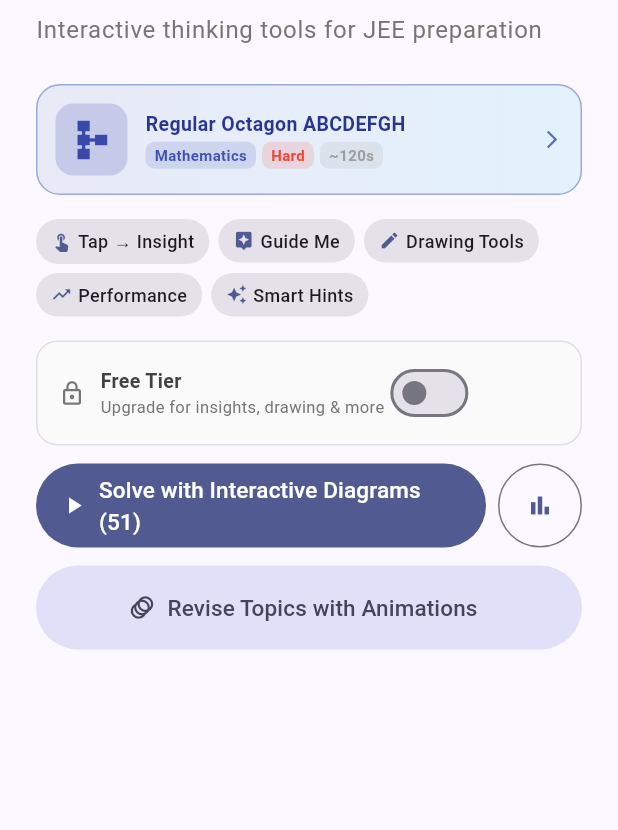
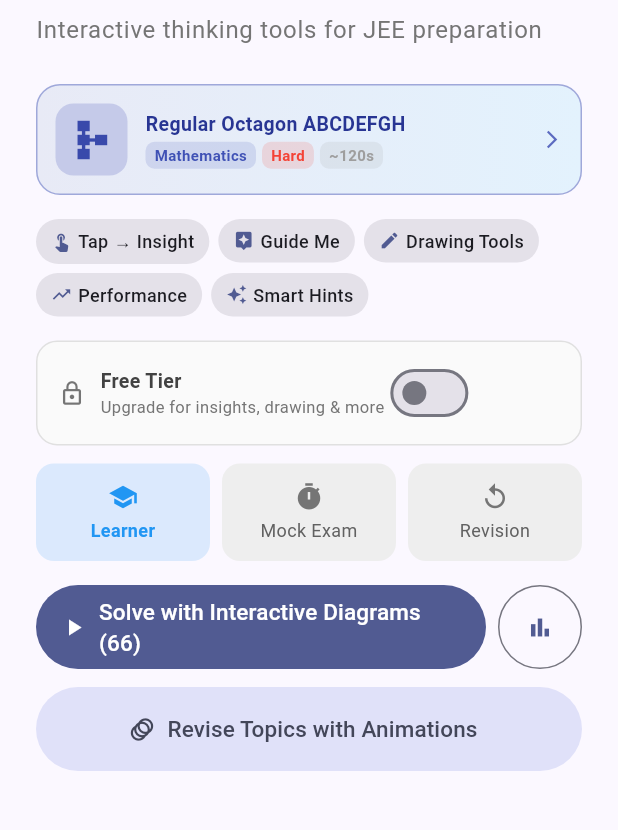
Before and after one commit to krishna-ivk/diagram-engine-1, a Flutter app: the screen it shows after launch, on a phone screen of 412 x 824 dp, the part 306-1136 px from its top. Run offline on Flutter 3.47's test engine with Material 3 defaults, Android fonts, the light colour scheme and no system bars.

Commit message:
Add mode selector UI + detailed README with vision

```diff
--- a/lib/screens/home_screen.dart
+++ b/lib/screens/home_screen.dart
@@ -1,8 +1,10 @@
 import 'package:flutter/material.dart';
 
+import '../data/algebrica_questions.dart';
 import '../data/mock_questions.dart';
 import '../main.dart';
 import '../models/performance_tracker.dart';
+import '../models/practice_mode.dart';
 import '../models/premium_state.dart';
 import '../models/question_data.dart';
 import '../models/revision_manager.dart';
@@ -21,16 +23,20 @@ class _HomeScreenState extends State<HomeScreen> {
   final PerformanceTracker _tracker = PerformanceTracker();
   final PremiumState _premiumState = PremiumState();
   final RevisionManager _revisionManager = RevisionManager();
+  PracticeMode _selectedMode = PracticeMode.learner;
 
   void _startPractice() {
+    // Combine all questions for now
+    final allQuestions = [...mockQuestions, ...algebricaQuestions];
     Navigator.push(
       context,
       MaterialPageRoute(
         builder: (_) => QuestionScreen(
-          questions: mockQuestions,
+          questions: allQuestions,
           tracker: _tracker,
           premiumState: _premiumState,
           revisionManager: _revisionManager,
+          practiceMode: _selectedMode,
         ),
       ),
     );
@@ -375,6 +381,42 @@ class _HomeScreenState extends State<HomeScreen> {
               ),
               const SizedBox(height: 12),
 
+              // Practice Mode Selector
+              Row(
+                children: [
+                  Expanded(
+                    child: _ModeChip(
+                      label: 'Learner',
+                      icon: Icons.school,
+                      isSelected: _selectedMode == PracticeMode.learner,
+                      color: Colors.blue,
+                      onTap: () => setState(() => _selectedMode = PracticeMode.learner),
+                    ),
+                  ),
+                  const SizedBox(width: 8),
+                  Expanded(
+                    child: _ModeChip(
+                      label: 'Mock Exam',
+                      icon: Icons.timer,
+                      isSelected: _selectedMode == PracticeMode.mockExam,
+                      color: Colors.red,
+                      onTap: () => setState(() => _selectedMode = PracticeMode.mockExam),
+                    ),
+                  ),
+                  const SizedBox(width: 8),
+                  Expanded(
+                    child: _ModeChip(
+                      label: 'Revision',
+                      icon: Icons.replay,
+                      isSelected: _selectedMode == PracticeMode.revision,
+                      color: Colors.purple,
+                      onTap: () => setState(() => _selectedMode = PracticeMode.revision),
+                    ),
+                  ),
+                ],
+              ),
+              const SizedBox(height: 16),
+
               // Buttons
               Row(
                 children: [
@@ -384,10 +426,12 @@ class _HomeScreenState extends State<HomeScreen> {
                     child: SizedBox(
                       height: 56,
                       child: FilledButton.icon(
-                        onPressed: _startPractice,
+                        onPressed: _selectedMode == PracticeMode.revision
+                            ? _startRevision
+                            : _startPractice,
                         icon: const Icon(Icons.play_arrow),
                         label: Text(
-                          'Solve with Interactive Diagrams (${mockQuestions.length})',
+                          'Solve with Interactive Diagrams (${mockQuestions.length + algebricaQuestions.length})',
                           style: const TextStyle(fontSize: 15),
                         ),
                       ),
@@ -704,3 +748,50 @@ class _TopicRow extends StatelessWidget {
     );
   }
 }
+
+class _ModeChip extends StatelessWidget {
+  final String label;
+  final IconData icon;
+  final bool isSelected;
+  final Color color;
+  final VoidCallback onTap;
+
+  const _ModeChip({
+    required this.label,
+    required this.icon,
+    required this.isSelected,
+    required this.color,
+    required this.onTap,
+  });
+
+  @override
+  Widget build(BuildContext context) {
+    return Material(
+      color: isSelected ? color.withOpacity(0.15) : Colors.grey.shade200,
+      borderRadius: BorderRadius.circular(12),
+      child: InkWell(
+        onTap: onTap,
+        borderRadius: BorderRadius.circular(12),
+        child: Container(
+          padding: const EdgeInsets.symmetric(vertical: 12, horizontal: 8),
+          child: Column(
+            mainAxisSize: MainAxisSize.min,
+            children: [
+              Icon(icon, size: 20, color: isSelected ? color : Colors.grey.shade600),
+              const SizedBox(height: 4),
+              Text(
+                label,
+                style: TextStyle(
+                  fontSize: 12,
+                  fontWeight: isSelected ? FontWeight.bold : FontWeight.normal,
+                  color: isSelected ? color : Colors.grey.shade700,
+                ),
+                textAlign: TextAlign.center,
+              ),
+            ],
+          ),
+        ),
+      ),
+    );
+  }
+}
```
Also changed, not shown: 1 other file.
